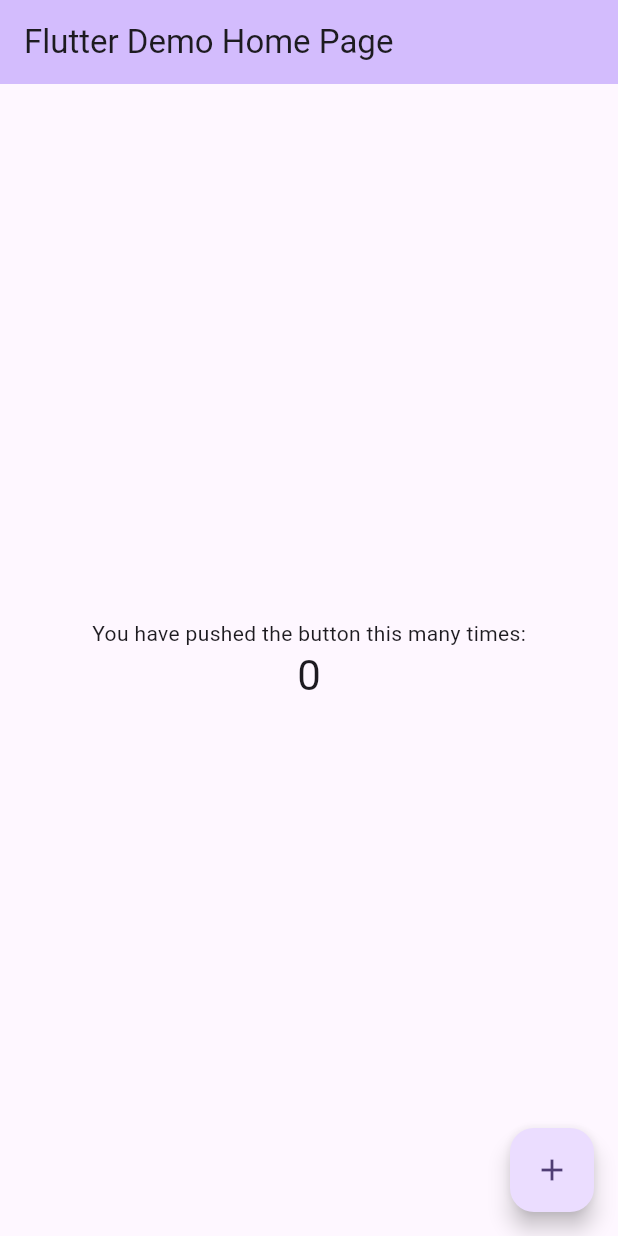
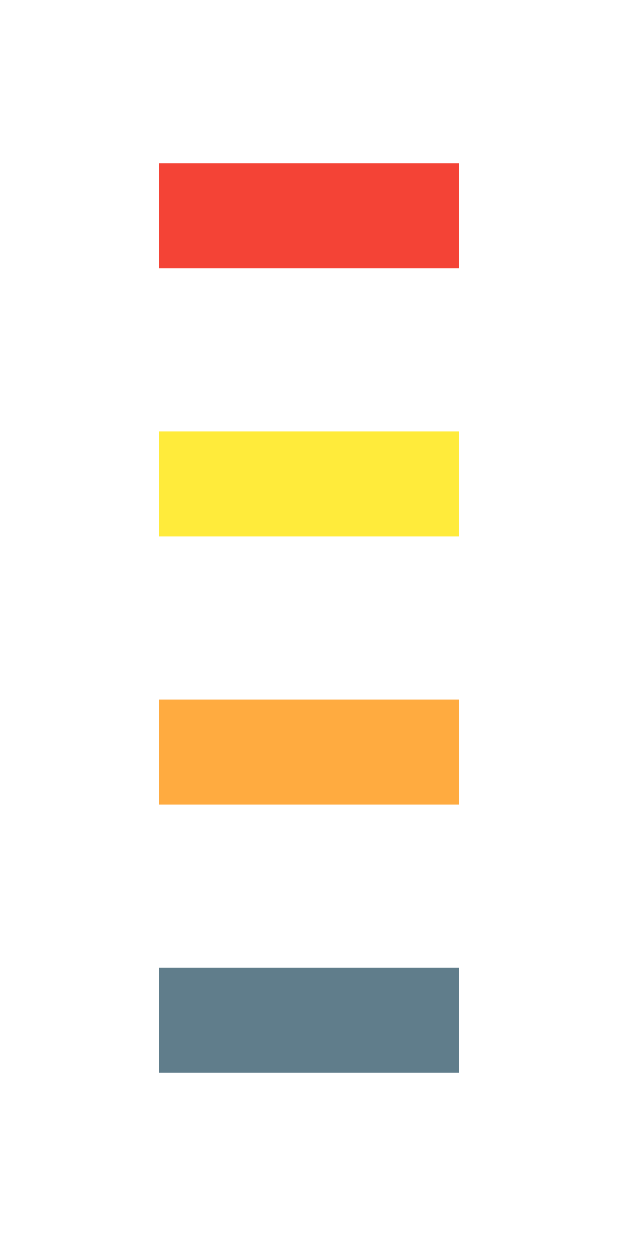
Before and after one commit to Amrutha52/ProviderColorApp, a Flutter app: the screen it shows after launch, on a phone screen of 412 x 824 dp. Run offline on Flutter 3.47's test engine with Material 3 defaults, Android fonts, the phone set to English and light mode, and no system bars.

Commit message:
provider implemented

```diff
--- /dev/null
+++ b/lib/controller/home_screen_controller.dart
@@ -0,0 +1,13 @@
+import 'package:flutter/cupertino.dart';
+import 'package:flutter/material.dart';
+
+class HomeScreenController with ChangeNotifier
+{
+  Color scaffoldBg = Colors.white;
+
+  void updateColor(Color newColor)
+  {
+    scaffoldBg = newColor;
+    notifyListeners();
+  }
+}
--- a/lib/main.dart
+++ b/lib/main.dart
@@ -1,125 +1,28 @@
 import 'package:flutter/material.dart';
+import 'package:provider/provider.dart';
+import 'package:providercolorapp/controller/home_screen_controller.dart';
+import 'package:providercolorapp/view/home_screen/HomeScreen.dart';
 
-void main() {
+void main()
+{
   runApp(const MyApp());
 }
 
-class MyApp extends StatelessWidget {
+class MyApp extends StatelessWidget
+{
   const MyApp({super.key});
 
   // This widget is the root of your application.
   @override
-  Widget build(BuildContext context) {
-    return MaterialApp(
-      title: 'Flutter Demo',
-      theme: ThemeData(
-        // This is the theme of your application.
-        //
-        // TRY THIS: Try running your application with "flutter run". You'll see
-        // the application has a purple toolbar. Then, without quitting the app,
-        // try changing the seedColor in the colorScheme below to Colors.green
-        // and then invoke "hot reload" (save your changes or press the "hot
-        // reload" button in a Flutter-supported IDE, or press "r" if you used
-        // the command line to start the app).
-        //
-        // Notice that the counter didn't reset back to zero; the application
-        // state is not lost during the reload. To reset the state, use hot
-        // restart instead.
-        //
-        // This works for code too, not just values: Most code changes can be
-        // tested with just a hot reload.
-        colorScheme: ColorScheme.fromSeed(seedColor: Colors.deepPurple),
-        useMaterial3: true,
+  Widget build(BuildContext context)
+  {
+    return ChangeNotifierProvider(
+      create: (context) => HomeScreenController(),
+      child: const MaterialApp(
+        debugShowCheckedModeBanner: false,
+        title: 'Flutter Demo',
+        home: HomeScreen(),
       ),
-      home: const MyHomePage(title: 'Flutter Demo Home Page'),
     );
   }
 }
-
-class MyHomePage extends StatefulWidget {
-  const MyHomePage({super.key, required this.title});
-
-  // This widget is the home page of your application. It is stateful, meaning
-  // that it has a State object (defined below) that contains fields that affect
-  // how it looks.
-
-  // This class is the configuration for the state. It holds the values (in this
-  // case the title) provided by the parent (in this case the App widget) and
-  // used by the build method of the State. Fields in a Widget subclass are
-  // always marked "final".
-
-  final String title;
-
-  @override
-  State<MyHomePage> createState() => _MyHomePageState();
-}
-
-class _MyHomePageState extends State<MyHomePage> {
-  int _counter = 0;
-
-  void _incrementCounter() {
-    setState(() {
-      // This call to setState tells the Flutter framework that something has
-      // changed in this State, which causes it to rerun the build method below
-      // so that the display can reflect the updated values. If we changed
-      // _counter without calling setState(), then the build method would not be
-      // called again, and so nothing would appear to happen.
-      _counter++;
-    });
-  }
-
-  @override
-  Widget build(BuildContext context) {
-    // This method is rerun every time setState is called, for instance as done
-    // by the _incrementCounter method above.
-    //
-    // The Flutter framework has been optimized to make rerunning build methods
-    // fast, so that you can just rebuild anything that needs updating rather
-    // than having to individually change instances of widgets.
-    return Scaffold(
-      appBar: AppBar(
-        // TRY THIS: Try changing the color here to a specific color (to
-        // Colors.amber, perhaps?) and trigger a hot reload to see the AppBar
-        // change color while the other colors stay the same.
-        backgroundColor: Theme.of(context).colorScheme.inversePrimary,
-        // Here we take the value from the MyHomePage object that was created by
-        // the App.build method, and use it to set our appbar title.
-        title: Text(widget.title),
-      ),
-      body: Center(
-        // Center is a layout widget. It takes a single child and positions it
-        // in the middle of the parent.
-        child: Column(
-          // Column is also a layout widget. It takes a list of children and
-          // arranges them vertically. By default, it sizes itself to fit its
-          // children horizontally, and tries to be as tall as its parent.
-          //
-          // Column has various properties to control how it sizes itself and
-          // how it positions its children. Here we use mainAxisAlignment to
-          // center the children vertically; the main axis here is the vertical
-          // axis because Columns are vertical (the cross axis would be
-          // horizontal).
-          //
-          // TRY THIS: Invoke "debug painting" (choose the "Toggle Debug Paint"
-          // action in the IDE, or press "p" in the console), to see the
-          // wireframe for each widget.
-          mainAxisAlignment: MainAxisAlignment.center,
-          children: <Widget>[
-            const Text(
-              'You have pushed the button this many times:',
-            ),
-            Text(
-              '$_counter',
-              style: Theme.of(context).textTheme.headlineMedium,
-            ),
-          ],
-        ),
-      ),
-      floatingActionButton: FloatingActionButton(
-        onPressed: _incrementCounter,
-        tooltip: 'Increment',
-        child: const Icon(Icons.add),
-      ), // This trailing comma makes auto-formatting nicer for build methods.
-    );
-  }
-}
--- /dev/null
+++ b/lib/view/home_screen/HomeScreen.dart
@@ -0,0 +1,72 @@
+import 'package:flutter/cupertino.dart';
+import 'package:flutter/material.dart';
+import 'package:provider/provider.dart';
+import 'package:providercolorapp/controller/home_screen_controller.dart';
+
+class HomeScreen extends StatefulWidget
+{
+  const HomeScreen({super.key});
+
+  @override
+  State<HomeScreen> createState() => _HomeScreenState();
+}
+
+class _HomeScreenState extends State<HomeScreen>
+{
+  @override
+  Widget build(BuildContext context)
+  {
+    var homeProvider = Provider.of<HomeScreenController>(context);
+
+    return Scaffold(
+      backgroundColor: homeProvider.scaffoldBg,
+      body: Center(
+        child: Column(
+          mainAxisAlignment: MainAxisAlignment.spaceEvenly,
+          children: [
+            InkWell(
+              onTap: (){
+                Provider.of<HomeScreenController>(context, listen: false).updateColor(Colors.red);
+              },
+              child: Container(
+                height: 70,
+                width: 200,
+                color: Colors.red,
+              ),
+            ),
+            InkWell(
+              onTap: (){
+                Provider.of<HomeScreenController>(context, listen: false).updateColor(Colors.yellow);
+              },
+              child: Container(
+                height: 70,
+                width: 200,
+                color: Colors.yellow,
+              ),
+            ),
+            InkWell(
+              onTap: (){
+                Provider.of<HomeScreenController>(context, listen: false).updateColor(Colors.orangeAccent);
+              },
+              child: Container(
+                height: 70,
+                width: 200,
+                color: Colors.orangeAccent,
+              ),
+            ),
+            InkWell(
+              onTap: (){
+                Provider.of<HomeScreenController>(context, listen: false).updateColor(Colors.blueGrey);
+              },
+              child: Container(
+                height: 70,
+                width: 200,
+                color: Colors.blueGrey,
+              ),
+            ),
+          ],
+        ),
+      ),
+    );
+  }
+}
--- a/pubspec.yaml
+++ b/pubspec.yaml
@@ -35,6 +35,7 @@ dependencies:
   # The following adds the Cupertino Icons font to your application.
   # Use with the CupertinoIcons class for iOS style icons.
   cupertino_icons: ^1.0.8
+  provider: ^6.1.2
 
 dev_dependencies:
   flutter_test:
```
Also changed, not shown: pubspec.lock.
